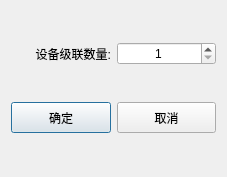
Old version of the form IDC_TestSystem/SI-PDU/toolbox/sisetdevnumdlg.ui in the repository ChinaClever/IDC_TestSystem.
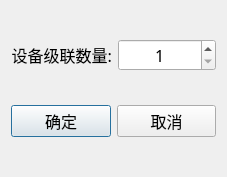
New version of the form.

Diff of the .ui file:
```diff
--- a/IDC_TestSystem/SI-PDU/toolbox/sisetdevnumdlg.ui
+++ b/IDC_TestSystem/SI-PDU/toolbox/sisetdevnumdlg.ui
@@ -10,6 +10,12 @@
     <height>177</height>
    </rect>
   </property>
+  <property name="font">
+   <font>
+    <family>微软雅黑</family>
+    <pointsize>12</pointsize>
+   </font>
+  </property>
   <property name="windowTitle">
    <string>级联数量</string>
   </property>
```
